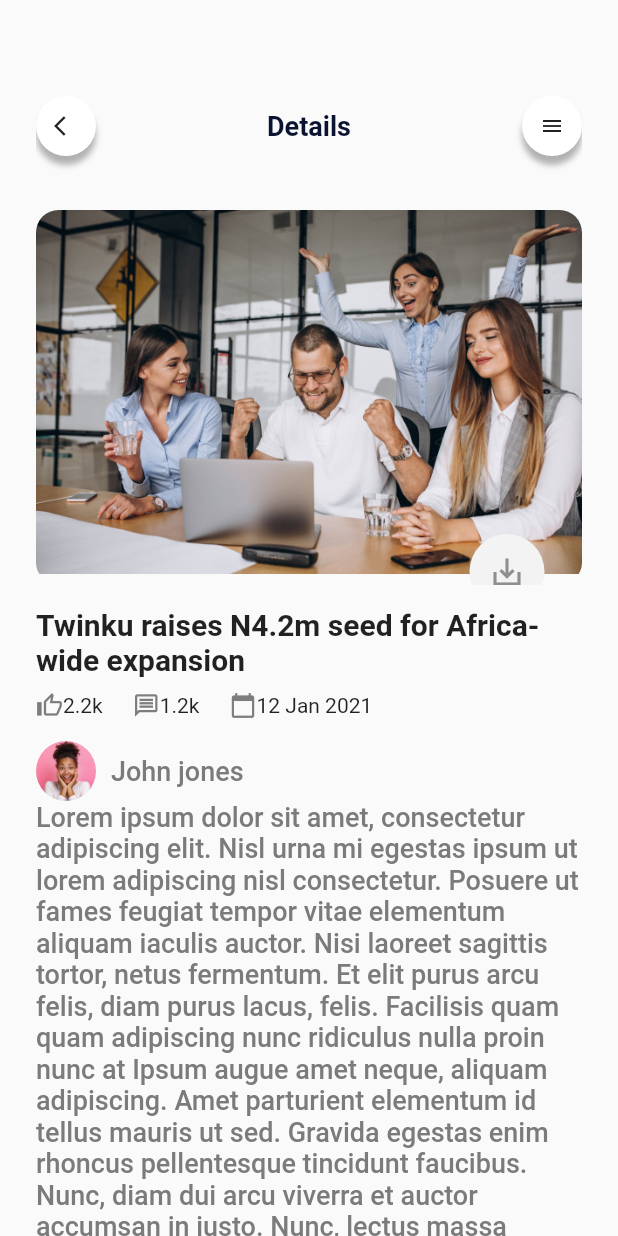
After one commit to daveedson/Blog_app, a Flutter app: the screen it shows once a user with an empty profile is signed in, after a tap on "Lagos state to set major roads to work.", on a phone screen of 412 x 824 dp. The commit adds this screen. Run offline on Flutter 3.47's test engine with Material 2 defaults, Android fonts, the phone set to English and light mode, and no system bars; our stand-ins replace animated_bottom_navigation_bar, firebase_auth, firebase_core, get, google_sign_in; missing offline and left inert: flutter_point_tab_bar; accounts and stored records are empty.

Commit message:
Created the details Screen

```diff
--- a/lib/views/bottom_NavBar.dart
+++ b/lib/views/bottom_NavBar.dart
@@ -2,6 +2,7 @@
 
 import 'package:animated_bottom_navigation_bar/animated_bottom_navigation_bar.dart';
 import 'package:flutter/material.dart';
+import 'package:get/get.dart';
 import 'package:twinku_blog/views/create_post_screen.dart';
 import 'package:twinku_blog/views/home_screen.dart';
 
@@ -20,8 +21,8 @@
   ];
 
   List<Widget> _widgetOptions = <Widget>[
-    //HomeScreen(),
-   CreatePostScreen(),
+    HomeScreen(),
+    //CreatePostScreen(),
     Scaffold(),
     Scaffold(),
     Scaffold(),
@@ -36,7 +37,12 @@
         backgroundColor: Color(0xff2281E3),
         child: Icon(Icons.add),
 
-        onPressed: () {},
+        onPressed: () {
+          Get.to(
+            CreatePostScreen(),
+            fullscreenDialog: true,
+          );
+        },
         //params
       ),
       floatingActionButtonLocation: FloatingActionButtonLocation.centerDocked,
@@ -51,7 +57,7 @@
         onTap: (index) => setState(() => _bottomNavIndex = index),
         //other params
       ),
-     body: _widgetOptions.elementAt(_bottomNavIndex),
+      body: _widgetOptions.elementAt(_bottomNavIndex),
     );
   }
 }
--- a/lib/views/create_post_screen.dart
+++ b/lib/views/create_post_screen.dart
@@ -3,6 +3,7 @@
 import 'package:flutter/cupertino.dart';
 import 'package:flutter/material.dart';
 import 'package:flutter/rendering.dart';
+import 'package:get/get.dart';
 
 class CreatePostScreen extends StatelessWidget {
   @override
@@ -16,12 +17,15 @@
             Row(
               mainAxisAlignment: MainAxisAlignment.spaceBetween,
               children: [
-                Text(
-                  'Cancel',
-                  style: TextStyle(
-                      color: Color(0xFF2281E3),
-                      fontSize: 18.0,
-                      fontWeight: FontWeight.w600),
+                GestureDetector(
+                 onTap: ()=>Get.back(),
+                  child: Text(
+                    'Cancel',
+                    style: TextStyle(
+                        color: Color(0xFF2281E3),
+                        fontSize: 18.0,
+                        fontWeight: FontWeight.w600),
+                  ),
                 ),
                 Text(
                   'Create post',
--- /dev/null
+++ b/lib/views/details_screen.dart
@@ -0,0 +1,255 @@
+// ignore_for_file: use_key_in_widget_constructors, prefer_const_constructors, sized_box_for_whitespace, avoid_unnecessary_containers, prefer_const_literals_to_create_immutables
+
+import 'package:flutter/cupertino.dart';
+import 'package:flutter/material.dart';
+import 'package:get/get.dart';
+
+class DetailsScreen extends StatelessWidget {
+  @override
+  Widget build(BuildContext context) {
+    return Scaffold(
+      body: Padding(
+        padding: EdgeInsets.only(left: 24.0, right: 24.0, top: 64.0),
+        child: SingleChildScrollView(
+          child: Column(
+            children: [
+              Row(
+                mainAxisAlignment: MainAxisAlignment.spaceBetween,
+                children: [
+                  GestureDetector(
+                   onTap: (){
+                    Get.back(
+
+                    );
+                   },
+                    child: Container(
+                      alignment: Alignment.center,
+                      height: 40.0,
+                      width: 40.0,
+                      child: Icon(
+                        Icons.arrow_back_ios,
+                        size: 16.0,
+                      ),
+                      decoration: BoxDecoration(
+                        boxShadow: [
+                          BoxShadow(
+                            color: Colors.grey.withOpacity(0.8),
+                            // spreadRadius: 10,
+                            blurRadius: 3,
+                            offset: Offset(0, 6), // changes position of shadow
+                          ),
+                        ],
+                        color: Colors.white,
+                        shape: BoxShape.circle,
+                      ),
+                    ),
+                  ),
+                  Text(
+                    'Details',
+                    style: TextStyle(
+                        color: Color(0xFF0A1330),
+                        fontSize: 18.0,
+                        fontWeight: FontWeight.w600),
+                  ),
+                  Container(
+                    alignment: Alignment.center,
+                    height: 40.0,
+                    width: 40.0,
+                    child: Icon(
+                      Icons.menu,
+                      size: 16.0,
+                    ),
+                    decoration: BoxDecoration(
+                      boxShadow: [
+                        BoxShadow(
+                          color: Colors.grey.withOpacity(0.8),
+                          // spreadRadius: 10,
+                          blurRadius: 3,
+                          offset: Offset(0, 6), // changes position of shadow
+                        ),
+                      ],
+                      color: Colors.white,
+                      shape: BoxShape.circle,
+                    ),
+                  ),
+                ],
+              ),
+              SizedBox(height: 36.0),
+              ClipRRect(
+                borderRadius: BorderRadius.circular(15.0),
+                child: Container(
+                  constraints: BoxConstraints.expand(height: 250.0),
+                  child: Stack(
+                    children: [
+                      Container(child: Image.asset('images/ppw.jpeg')),
+                      Positioned(
+                        bottom: -16,
+                        right: 25,
+                        child: FittedBox(
+                          child: CircleAvatar(
+                              radius: 25.0,
+                              backgroundColor: Color(0xffF3F3F3),
+                              child: Icon(
+                                Icons.save_alt_sharp,
+                                color: Color(0xFF8F8F8F),
+                              )),
+                        ),
+                      )
+                    ],
+                  ),
+                ),
+              ),
+              SizedBox(height: 15.0),
+              Text('Twinku raises N4.2m seed for Africa-wide expansion',
+                  style:
+                      TextStyle(fontSize: 20.0, fontWeight: FontWeight.w600)),
+              SizedBox(height: 10.0),
+              Row(
+                // mainAxisAlignment: MainAxisAlignment.spaceAround,
+                children: [
+                  Icon(
+                    Icons.thumb_up_alt_outlined,
+                    color: Color(0xFF7D7D7D),
+                    size: 18.0,
+                  ),
+                  Text('2.2k', style: TextStyle(fontWeight: FontWeight.w400)),
+                  SizedBox(
+                    width: 20.0,
+                  ),
+                  Icon(
+                    Icons.message_outlined,
+                    color: Color(0xFF7D7D7D),
+                    size: 18.0,
+                  ),
+                  Text('1.2k', style: TextStyle(fontWeight: FontWeight.w400)),
+                  SizedBox(
+                    width: 20.0,
+                  ),
+                  Icon(
+                    Icons.calendar_today,
+                    color: Color(0xFF7D7D7D),
+                    size: 18.0,
+                  ),
+                  Text(
+                    '12 Jan 2021',
+                    style: TextStyle(fontWeight: FontWeight.w400),
+                  )
+                ],
+              ),
+              SizedBox(height: 15.0),
+              Row(
+                children: [
+                  ClipOval(
+                    child: SizedBox.fromSize(
+                      size: Size.fromRadius(20), // Image radius
+                      child: Image.asset(
+                        'images/ff.jpeg',
+                        scale: 35,
+                        fit: BoxFit.cover,
+                      ),
+                    ),
+                  ),
+                  SizedBox(width: 10.0),
+                  Text(
+                    'John jones',
+                    style: TextStyle(
+                        fontWeight: FontWeight.w500,
+                        color: Color(0xff7B7B7B),
+                        fontSize: 18.0),
+                  ),
+                ],
+              ),
+              Text(
+                  "Lorem ipsum dolor sit amet, consectetur adipiscing elit. Nisl urna mi egestas ipsum ut lorem adipiscing nisl consectetur. Posuere ut fames feugiat tempor vitae elementum aliquam iaculis auctor. Nisi laoreet sagittis tortor, netus fermentum. Et elit purus arcu felis, diam purus lacus, felis. Facilisis quam quam adipiscing nunc ridiculus nulla proin nunc at"
+                  " Ipsum augue amet neque, aliquam adipiscing. Amet parturient elementum id tellus mauris ut sed. Gravida egestas enim rhoncus pellentesque tincidunt faucibus. Nunc, diam dui arcu viverra et auctor accumsan in justo. Nunc, lectus massa potenti vulputate at tincidunt vestibulum. Elit, nisi, at ac dui. Vitae nunc, faucibus id est id. Vitae lobortis maecenas at faucibus cras",
+                  style: TextStyle(
+                      fontWeight: FontWeight.w500,
+                      color: Color(0xff7B7B7B),
+                      fontSize: 18.0)),
+              Align(
+               alignment: Alignment.bottomCenter,
+                child: Container(
+                  margin: EdgeInsets.all(15.0),
+                  height: 71,
+                  child: Row(
+                    children: [
+                      Expanded(
+                        child: Container(
+                          decoration: BoxDecoration(
+                            color: Colors.white,
+                            borderRadius: BorderRadius.circular(35.0),
+                            boxShadow: [
+                              BoxShadow(
+                                  offset: Offset(0, 3),
+                                  blurRadius: 5,
+                                  color: Colors.grey)
+                            ],
+                          ),
+                          child: Row(
+                            children: [
+                              // IconButton(
+                              //     icon: Icon(
+                              //       Icons.face,
+                              //       color: Colors.blueAccent,
+                              //     ),
+                              //     onPressed: () {}),
+                              Expanded(
+                                child: Container(
+                                 width: double.infinity,
+                                  child: Padding(
+                                    padding: const EdgeInsets.only(left:8.0),
+                                    child: TextField(
+                                      decoration: InputDecoration(
+                                          hintText: "Write a comment...",
+                                          hintStyle:
+                                              TextStyle(color:Color(0xff7B7B7B)),
+                                          border: InputBorder.none),
+                                    ),
+                                  ),
+                                ),
+                              ),
+                              // IconButton(
+                              //   icon: Icon(Icons.photo_camera,
+                              //       color: Colors.blueAccent),
+                              //   onPressed: () {},
+                              // ),
+                              Padding(
+                                padding: const EdgeInsets.only(right: 7.0),
+                                child: CircleAvatar(
+                                 radius: 20.0,
+                                  backgroundColor: Colors.lightBlue,
+                                  child: IconButton(
+                                    icon: Icon(Icons.send,
+                                        color:Color(0xFF1251C4)),
+                                    onPressed: () {},
+                                  ),
+                                ),
+                              )
+                            ],
+                          ),
+                        ),
+                      ),
+
+                      // Container(
+                      //   padding: const EdgeInsets.all(15.0),
+                      //   decoration: BoxDecoration(
+                      //       color: Colors.blueAccent, shape: BoxShape.circle),
+                      //   child: InkWell(
+                      //     child: Icon(
+                      //       Icons.keyboard_voice,
+                      //       color: Colors.white,
+                      //     ),
+                      //     onLongPress: () {},
+                      //   ),
+                      // )
+                    ],
+                  ),
+                ),
+              ),
+            ],
+          ),
+        ),
+      ),
+    );
+  }
+}
--- a/lib/views/home_screen.dart
+++ b/lib/views/home_screen.dart
@@ -4,8 +4,10 @@
 import 'package:flutter/material.dart';
 import 'package:flutter/widgets.dart';
 import 'package:flutter_point_tab_bar/pointTabIndicator.dart';
+import 'package:get/get.dart';
 import 'package:twinku_blog/models/data.dart';
 import 'package:twinku_blog/views/breaking_news_scroll.dart';
+import 'package:twinku_blog/views/details_screen.dart';
 import 'package:twinku_blog/views/other_news.dart';
 
 class HomeScreen extends StatefulWidget {
@@ -133,9 +135,14 @@
                         color: Color(0xFF0A1330)),
                   ),
                   SizedBox(height: 18.0),
-                  BreakingNewsScroll(
-                    pageController: _pageController,
-                    news: hotNews,
+                  GestureDetector(
+                   onTap: (){
+                    Get.to(()=>DetailsScreen());
+                   },
+                    child: BreakingNewsScroll(
+                      pageController: _pageController,
+                      news: hotNews,
+                    ),
                   ),
                   SizedBox(height: 10.0),
                   TabBar(
--- a/pubspec.yaml
+++ b/pubspec.yaml
@@ -38,6 +38,7 @@
   animated_bottom_navigation_bar: ^0.3.2
   flutter_point_tab_bar: ^0.2.0
   cloud_firestore:
+
 
 
   # The following adds the Cupertino Icons font to your application.
```
Also changed, not shown: 1 other file.
